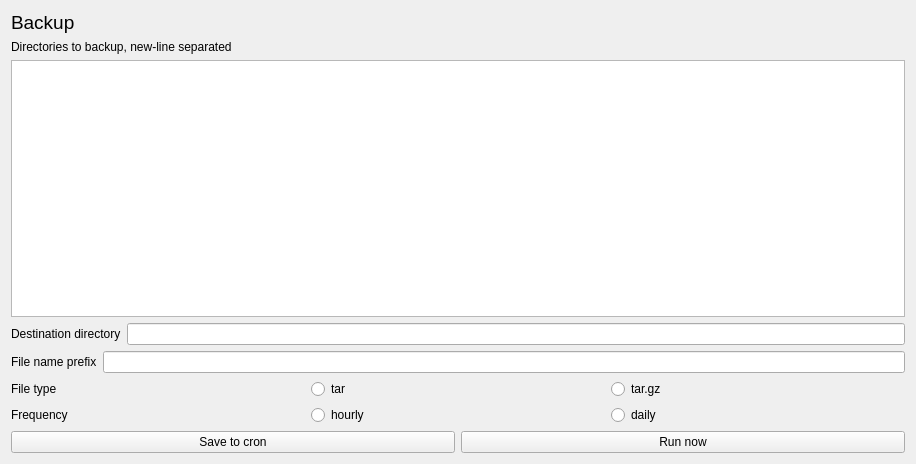
The window that backup_window.ui (kubekpop/slm) describes before a commit, drawn with Qt 5.
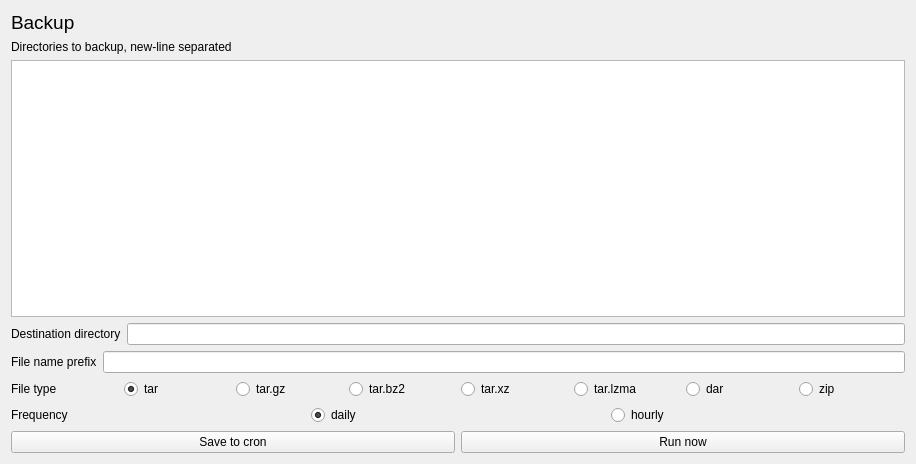
The same window after the commit.

Commit message: Added ssh connection, backup manager support

Patch:
```diff
--- a/backup_window.ui
+++ b/backup_window.ui
@@ -11,7 +11,7 @@
    </rect>
   </property>
   <property name="windowTitle">
-   <string>Form</string>
+   <string>Backup Manager</string>
   </property>
   <layout class="QGridLayout" name="gridLayout">
    <item row="7" column="0">
@@ -28,15 +28,74 @@
        <property name="text">
         <string>tar</string>
        </property>
+       <property name="checked">
+        <bool>true</bool>
+       </property>
       </widget>
      </item>
      <item>
-      <widget class="QRadioButton" name="format_targz">
+      <widget class="QRadioButton" name="format_tar_gz">
        <property name="text">
         <string>tar.gz</string>
        </property>
       </widget>
      </item>
+     <item>
+      <widget class="QRadioButton" name="format_tar_bz2">
+       <property name="text">
+        <string>tar.bz2</string>
+       </property>
+      </widget>
+     </item>
+     <item>
+      <widget class="QRadioButton" name="format_tar_xz">
+       <property name="text">
+        <string>tar.xz</string>
+       </property>
+      </widget>
+     </item>
+     <item>
+      <widget class="QRadioButton" name="format_tar_lzma">
+       <property name="text">
+        <string>tar.lzma</string>
+       </property>
+      </widget>
+     </item>
+     <item>
+      <widget class="QRadioButton" name="format_dar">
+       <property name="text">
+        <string>dar</string>
+       </property>
+      </widget>
+     </item>
+     <item>
+      <widget class="QRadioButton" name="format_zip">
+       <property name="text">
+        <string>zip</string>
+       </property>
+      </widget>
+     </item>
+    </layout>
+   </item>
+   <item row="3" column="0">
+    <layout class="QHBoxLayout" name="horizontalLayout">
+     <item>
+      <widget class="QTextEdit" name="backup_directories"/>
+     </item>
+    </layout>
+   </item>
+   <item row="5" column="0">
+    <layout class="QHBoxLayout" name="horizontalLayout_3">
+     <item>
+      <widget class="QLabel" name="label_4">
+       <property name="text">
+        <string>File name prefix</string>
+       </property>
+      </widget>
+     </item>
+     <item>
+      <widget class="QLineEdit" name="file_name_prefix"/>
+     </item>
     </layout>
    </item>
    <item row="0" column="0">
@@ -51,20 +110,6 @@
      </property>
     </widget>
    </item>
-   <item row="1" column="0">
-    <widget class="QLabel" name="label_2">
-     <property name="text">
-      <string>Directories to backup, new-line separated</string>
-     </property>
-    </widget>
-   </item>
-   <item row="3" column="0">
-    <layout class="QHBoxLayout" name="horizontalLayout">
-     <item>
-      <widget class="QTextEdit" name="backup_directories"/>
-     </item>
-    </layout>
-   </item>
    <item row="4" column="0">
     <layout class="QHBoxLayout" name="horizontalLayout_2">
      <item>
@@ -79,20 +124,6 @@
      </item>
     </layout>
    </item>
-   <item row="5" column="0">
-    <layout class="QHBoxLayout" name="horizontalLayout_3">
-     <item>
-      <widget class="QLabel" name="label_4">
-       <property name="text">
-        <string>File name prefix</string>
-       </property>
-      </widget>
-     </item>
-     <item>
-      <widget class="QLineEdit" name="file_name_prefix"/>
-     </item>
-    </layout>
-   </item>
    <item row="9" column="0">
     <layout class="QHBoxLayout" name="horizontalLayout_4">
      <item>
@@ -114,28 +145,56 @@
    <item row="8" column="0">
     <layout class="QHBoxLayout" name="horizontalLayout_6">
      <item>
-      <widget class="QLabel" name="label_6">
-       <property name="text">
-        <string>Frequency</string>
-       </property>
-      </widget>
-     </item>
-     <item>
-      <widget class="QRadioButton" name="frequency_hourly">
-       <property name="text">
-        <string>hourly</string>
-       </property>
-      </widget>
-     </item>
-     <item>
-      <widget class="QRadioButton" name="frequency_daily">
-       <property name="text">
-        <string>daily</string>
-       </property>
+      <widget class="QWidget" name="widget" native="true">
+       <layout class="QHBoxLayout" name="horizontalLayout_7">
+        <property name="leftMargin">
+         <number>0</number>
+        </property>
+        <property name="topMargin">
+         <number>0</number>
+        </property>
+        <property name="rightMargin">
+         <number>0</number>
+        </property>
+        <property name="bottomMargin">
+         <number>0</number>
+        </property>
+        <item>
+         <widget class="QLabel" name="label_6">
+          <property name="text">
+           <string>Frequency</string>
+          </property>
+         </widget>
+        </item>
+        <item>
+         <widget class="QRadioButton" name="frequency_daily">
+          <property name="text">
+           <string>daily</string>
+          </property>
+          <property name="checked">
+           <bool>true</bool>
+          </property>
+         </widget>
+        </item>
+        <item>
+         <widget class="QRadioButton" name="frequency_hourly">
+          <property name="text">
+           <string>hourly</string>
+          </property>
+         </widget>
+        </item>
+       </layout>
       </widget>
      </item>
     </layout>
    </item>
+   <item row="1" column="0">
+    <widget class="QLabel" name="label_2">
+     <property name="text">
+      <string>Directories to backup, new-line separated</string>
+     </property>
+    </widget>
+   </item>
   </layout>
  </widget>
  <resources/>
```
The commit also changes 11 other files.
